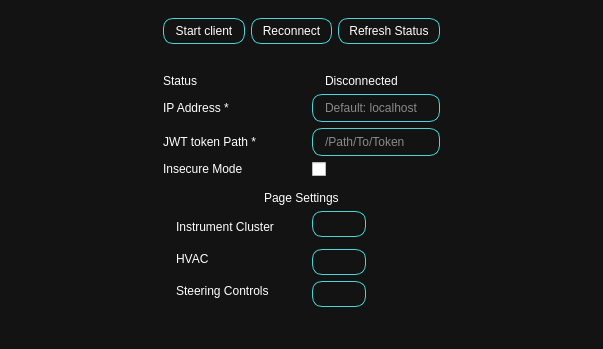
Old version of the form ui/Settings_Window.ui in the repository AutomotiveGradeLinux/src-agl-demo-control-panel.
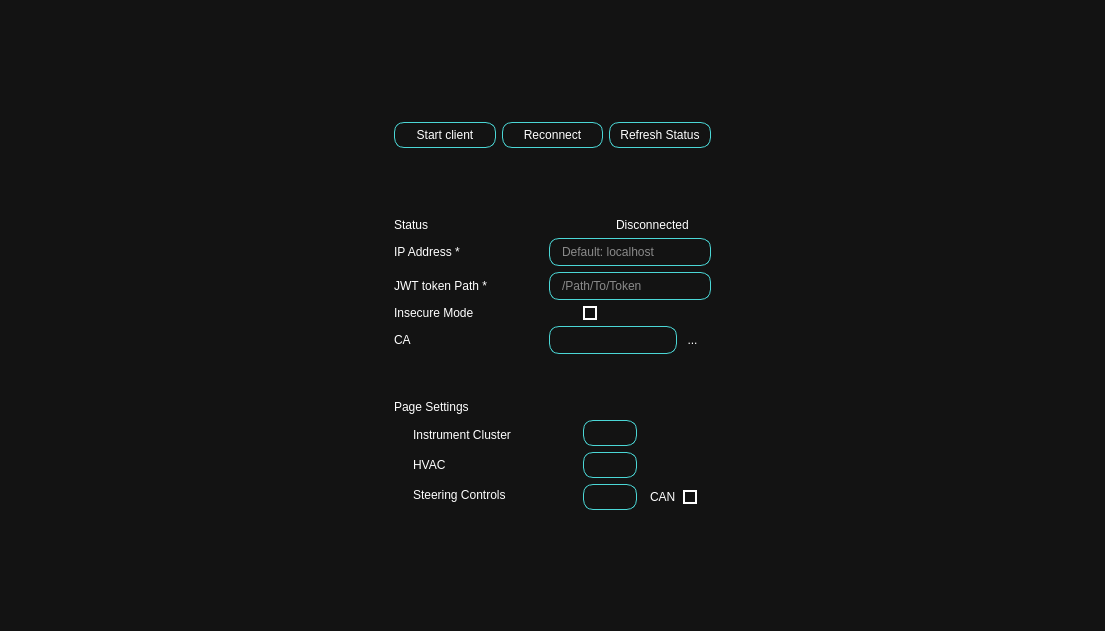
New version of the form. Icons and pictures are not drawn.

Patch:
```diff
--- a/ui/Settings_Window.ui
+++ b/ui/Settings_Window.ui
@@ -6,8 +6,8 @@
    <rect>
     <x>0</x>
     <y>0</y>
-    <width>603</width>
-    <height>346</height>
+    <width>1105</width>
+    <height>631</height>
    </rect>
   </property>
   <property name="windowTitle">
@@ -44,11 +44,150 @@
 	padding: 5px 10px;
 	border: 1px solid #4BD7D6 ; /* light blue */
 	border-radius: 10px;
+}
+
+QCheckBox {
+  background-color: transparent;
+  color: white;
+}
+
+QCheckBox::indicator:unchecked {
+  border: 2px solid white;
+  background-color: transparent;
+}
+
+QCheckBox::indicator:checked {
+  background-color: #00ffff; /* Neon blue */
+  border: 2px solid #00cccc; /* Darker neon blue */
+}
+
+QCheckBox:disabled {
+  color: #aaaaaa; /* Grayed out text color */
+}
+
+QCheckBox:indicator:disabled {
+  background-color: #cccccc; /* Grayed out background */
 }</string>
   </property>
   <widget class="QWidget" name="centralwidget">
    <layout class="QGridLayout" name="gridLayout">
-    <item row="3" column="1" colspan="3">
+    <item row="1" column="3" rowspan="4">
+     <spacer name="horizontalSpacer">
+      <property name="orientation">
+       <enum>Qt::Horizontal</enum>
+      </property>
+      <property name="sizeHint" stdset="0">
+       <size>
+        <width>40</width>
+        <height>20</height>
+       </size>
+      </property>
+     </spacer>
+    </item>
+    <item row="1" column="1" colspan="2">
+     <widget class="QFrame" name="frame_2">
+      <property name="sizePolicy">
+       <sizepolicy hsizetype="Preferred" vsizetype="Fixed">
+        <horstretch>0</horstretch>
+        <verstretch>0</verstretch>
+       </sizepolicy>
+      </property>
+      <property name="frameShape">
+       <enum>QFrame::StyledPanel</enum>
+      </property>
+      <property name="frameShadow">
+       <enum>QFrame::Raised</enum>
+      </property>
+      <layout class="QHBoxLayout" name="horizontalLayout_2">
+       <item>
+        <widget class="QPushButton" name="startClientBtn">
+         <property name="text">
+          <string>Start client</string>
+         </property>
+         <property name="icon">
+          <iconset resource="../assets/res.qrc">
+           <normaloff>:/Carbon_Icons/carbon_icons/play.svg</normaloff>:/Carbon_Icons/carbon_icons/play.svg</iconset>
+         </property>
+         <property name="iconSize">
+          <size>
+           <width>30</width>
+           <height>30</height>
+          </size>
+         </property>
+        </widget>
+       </item>
+       <item>
+        <widget class="QPushButton" name="reconnectBtn">
+         <property name="text">
+          <string>Reconnect</string>
+         </property>
+         <property name="icon">
+          <iconset resource="../assets/res.qrc">
+           <normaloff>:/Carbon_Icons/carbon_icons/renew.svg</normaloff>:/Carbon_Icons/carbon_icons/renew.svg</iconset>
+         </property>
+         <property name="iconSize">
+          <size>
+           <width>30</width>
+           <height>30</height>
+          </size>
+         </property>
+        </widget>
+       </item>
+       <item>
+        <widget class="QPushButton" name="refreshBtn">
+         <property name="enabled">
+          <bool>true</bool>
+         </property>
+         <property name="font">
+          <font>
+           <weight>50</weight>
+           <bold>false</bold>
+          </font>
+         </property>
+         <property name="text">
+          <string>Refresh Status</string>
+         </property>
+         <property name="iconSize">
+          <size>
+           <width>30</width>
+           <height>30</height>
+          </size>
+         </property>
+        </widget>
+       </item>
+      </layout>
+     </widget>
+    </item>
+    <item row="4" column="1" colspan="2">
+     <spacer name="verticalSpacer">
+      <property name="orientation">
+       <enum>Qt::Vertical</enum>
+      </property>
+      <property name="sizeType">
+       <enum>QSizePolicy::Expanding</enum>
+      </property>
+      <property name="sizeHint" stdset="0">
+       <size>
+        <width>20</width>
+        <height>40</height>
+       </size>
+      </property>
+     </spacer>
+    </item>
+    <item row="1" column="0" rowspan="4">
+     <spacer name="horizontalSpacer_2">
+      <property name="orientation">
+       <enum>Qt::Horizontal</enum>
+      </property>
+      <property name="sizeHint" stdset="0">
+       <size>
+        <width>40</width>
+        <height>20</height>
+       </size>
+      </property>
+     </spacer>
+    </item>
+    <item row="3" column="1" colspan="2">
      <widget class="QFrame" name="frame_3">
       <property name="frameShape">
        <enum>QFrame::StyledPanel</enum>
@@ -57,139 +196,17 @@
        <enum>QFrame::Raised</enum>
       </property>
       <layout class="QGridLayout" name="gridLayout_2">
-       <item row="10" column="4" colspan="2" alignment="Qt::AlignLeft">
-        <widget class="QPushButton" name="pushButton_3">
+       <item row="4" column="6" colspan="2">
+        <widget class="QCheckBox" name="place_holder_toggle_1">
          <property name="text">
           <string/>
-         </property>
-         <property name="icon">
-          <iconset resource="../assets/res.qrc">
-           <normaloff>:/icons/feather/eye.svg</normaloff>:/icons/feather/eye.svg</iconset>
-         </property>
-        </widget>
-       </item>
-       <item row="3" column="0" colspan="3">
-        <widget class="QLabel" name="tokenPath">
-         <property name="text">
-          <string>JWT token Path *</string>
-         </property>
-        </widget>
-       </item>
-       <item row="9" column="4" colspan="2" alignment="Qt::AlignLeft">
-        <widget class="QPushButton" name="pushButton_2">
-         <property name="text">
-          <string/>
-         </property>
-         <property name="icon">
-          <iconset resource="../assets/res.qrc">
-           <normaloff>:/icons/feather/eye.svg</normaloff>:/icons/feather/eye.svg</iconset>
-         </property>
-        </widget>
-       </item>
-       <item row="6" column="0" colspan="6" alignment="Qt::AlignHCenter">
-        <widget class="QLabel" name="label_2">
-         <property name="text">
-          <string>Page Settings</string>
-         </property>
-        </widget>
-       </item>
-       <item row="1" column="4">
-        <widget class="QLabel" name="connectionLogo">
-         <property name="text">
-          <string/>
-         </property>
-         <property name="pixmap">
-          <pixmap resource="../assets/res.qrc">:/icons/feather/alert-triangle.svg</pixmap>
-         </property>
-        </widget>
-       </item>
-       <item row="3" column="4" colspan="2">
-        <widget class="QLineEdit" name="tokenPathInput">
-         <property name="placeholderText">
-          <string>/Path/To/Token</string>
-         </property>
-        </widget>
-       </item>
-       <item row="1" column="0" colspan="3">
-        <widget class="QLabel" name="status">
-         <property name="text">
-          <string>Status</string>
-         </property>
-        </widget>
-       </item>
-       <item row="2" column="0" colspan="3">
-        <widget class="QLabel" name="IPAddr">
-         <property name="text">
-          <string>IP Address *</string>
-         </property>
-        </widget>
-       </item>
-       <item row="1" column="3" rowspan="4">
-        <spacer name="horizontalSpacer_3">
-         <property name="orientation">
-          <enum>Qt::Horizontal</enum>
-         </property>
-         <property name="sizeType">
-          <enum>QSizePolicy::Fixed</enum>
-         </property>
-         <property name="sizeHint" stdset="0">
-          <size>
-           <width>20</width>
-           <height>20</height>
-          </size>
-         </property>
-        </spacer>
-       </item>
-       <item row="1" column="5">
-        <widget class="QLabel" name="connectionStatus">
-         <property name="sizePolicy">
-          <sizepolicy hsizetype="Expanding" vsizetype="Preferred">
-           <horstretch>0</horstretch>
-           <verstretch>0</verstretch>
-          </sizepolicy>
-         </property>
-         <property name="text">
-          <string>Disconnected</string>
-         </property>
-        </widget>
-       </item>
-       <item row="5" column="2" colspan="4">
-        <widget class="Line" name="line">
-         <property name="orientation">
-          <enum>Qt::Horizontal</enum>
-         </property>
-        </widget>
-       </item>
-       <item row="2" column="4" colspan="2">
-        <widget class="QLineEdit" name="IPAddrInput">
-         <property name="placeholderText">
-          <string>Default: localhost</string>
-         </property>
-        </widget>
-       </item>
-       <item row="4" column="4" colspan="2">
-        <widget class="QCheckBox" name="SSLToggle">
-         <property name="text">
-          <string/>
-         </property>
-         <property name="icon">
-          <iconset resource="../assets/res.qrc">
-           <normaloff>:/icons/feather/shield.svg</normaloff>
-           <normalon>:/icons/feather/shield-off.svg</normalon>:/icons/feather/shield.svg</iconset>
          </property>
          <property name="checked">
           <bool>false</bool>
          </property>
         </widget>
        </item>
-       <item row="4" column="0" colspan="3">
-        <widget class="QLabel" name="label">
-         <property name="text">
-          <string>Insecure Mode</string>
-         </property>
-        </widget>
-       </item>
-       <item row="0" column="2" colspan="4">
+       <item row="0" column="1" colspan="8">
         <spacer name="verticalSpacer_2">
          <property name="orientation">
           <enum>Qt::Vertical</enum>
@@ -205,10 +222,16 @@
          </property>
         </spacer>
        </item>
-       <item row="7" column="4" colspan="2" alignment="Qt::AlignLeft">
-        <widget class="QPushButton" name="pushButton">
+       <item row="1" column="7" colspan="4">
+        <widget class="QLabel" name="connectionStatus">
+         <property name="sizePolicy">
+          <sizepolicy hsizetype="Expanding" vsizetype="Preferred">
+           <horstretch>0</horstretch>
+           <verstretch>0</verstretch>
+          </sizepolicy>
+         </property>
          <property name="text">
-          <string/>
+          <string>Disconnected</string>
          </property>
          <property name="icon">
           <iconset resource="../assets/res.qrc">
@@ -216,109 +239,7 @@
          </property>
         </widget>
        </item>
-       <item row="7" column="0" rowspan="4">
-        <widget class="QFrame" name="PageIcons">
-         <property name="frameShape">
-          <enum>QFrame::StyledPanel</enum>
-         </property>
-         <property name="frameShadow">
-          <enum>QFrame::Raised</enum>
-         </property>
-         <layout class="QVBoxLayout" name="verticalLayout">
-          <property name="spacing">
-           <number>0</number>
-          </property>
-          <property name="leftMargin">
-           <number>0</number>
-          </property>
-          <property name="topMargin">
-           <number>0</number>
-          </property>
-          <property name="rightMargin">
-           <number>0</number>
-          </property>
-          <property name="bottomMargin">
-           <number>0</number>
-          </property>
-          <item>
-           <widget class="QLabel" name="label_6">
-            <property name="sizePolicy">
-             <sizepolicy hsizetype="Fixed" vsizetype="Ignored">
-              <horstretch>0</horstretch>
-              <verstretch>0</verstretch>
-             </sizepolicy>
-            </property>
-            <property name="maximumSize">
-             <size>
-              <width>25</width>
-              <height>25</height>
-             </size>
-            </property>
-            <property name="text">
-             <string/>
-            </property>
-            <property name="pixmap">
-             <pixmap resource="../assets/res.qrc">:/Images/Images/IC.svg</pixmap>
-            </property>
-            <property name="scaledContents">
-             <bool>true</bool>
-            </property>
-           </widget>
-          </item>
-          <item>
-           <widget class="QLabel" name="label_7">
-            <property name="sizePolicy">
-             <sizepolicy hsizetype="Fixed" vsizetype="Fixed">
-              <horstretch>0</horstretch>
-              <verstretch>0</verstretch>
-             </sizepolicy>
-            </property>
-            <property name="maximumSize">
-             <size>
-              <width>25</width>
-              <height>25</height>
-             </size>
-            </property>
-            <property name="text">
-             <string/>
-            </property>
-            <property name="pixmap">
-             <pixmap resource="../assets/res.qrc">:/icons/feather/wind.svg</pixmap>
-            </property>
-            <property name="scaledContents">
-             <bool>true</bool>
-            </property>
-           </widget>
-          </item>
-          <item>
-           <widget class="QLabel" name="label_8">
-            <property name="sizePolicy">
-             <sizepolicy hsizetype="Fixed" vsizetype="Fixed">
-              <horstretch>0</horstretch>
-              <verstretch>0</verstretch>
-             </sizepolicy>
-            </property>
-            <property name="maximumSize">
-             <size>
-              <width>25</width>
-              <height>25</height>
-             </size>
-            </property>
-            <property name="text">
-             <string/>
-            </property>
-            <property name="pixmap">
-             <pixmap resource="../assets/res.qrc">:/Images/Images/steering-wheel.svg</pixmap>
-            </property>
-            <property name="scaledContents">
-             <bool>true</bool>
-            </property>
-           </widget>
-          </item>
-         </layout>
-        </widget>
-       </item>
-       <item row="7" column="1" rowspan="4">
+       <item row="8" column="2" rowspan="3">
         <widget class="QFrame" name="PageLabels">
          <property name="frameShape">
           <enum>QFrame::StyledPanel</enum>
@@ -366,103 +287,289 @@
          </layout>
         </widget>
        </item>
-      </layout>
-     </widget>
-    </item>
-    <item row="1" column="4" rowspan="5">
-     <spacer name="horizontalSpacer">
-      <property name="orientation">
-       <enum>Qt::Horizontal</enum>
-      </property>
-      <property name="sizeHint" stdset="0">
-       <size>
-        <width>40</width>
-        <height>20</height>
-       </size>
-      </property>
-     </spacer>
-    </item>
-    <item row="1" column="1" colspan="3">
-     <widget class="QFrame" name="frame_2">
-      <property name="sizePolicy">
-       <sizepolicy hsizetype="Preferred" vsizetype="Fixed">
-        <horstretch>0</horstretch>
-        <verstretch>0</verstretch>
-       </sizepolicy>
-      </property>
-      <property name="frameShape">
-       <enum>QFrame::StyledPanel</enum>
-      </property>
-      <property name="frameShadow">
-       <enum>QFrame::Raised</enum>
-      </property>
-      <layout class="QHBoxLayout" name="horizontalLayout_2">
-       <item>
-        <widget class="QPushButton" name="startClientBtn">
+       <item row="2" column="0" colspan="4">
+        <widget class="QLabel" name="IPAddr">
          <property name="text">
-          <string>Start client</string>
+          <string>IP Address *</string>
          </property>
+        </widget>
+       </item>
+       <item row="10" column="9">
+        <widget class="QCheckBox" name="place_holder_toggle_2">
+         <property name="text">
+          <string/>
+         </property>
+        </widget>
+       </item>
+       <item row="8" column="0">
+        <widget class="QLabel" name="label_6">
+         <property name="sizePolicy">
+          <sizepolicy hsizetype="Fixed" vsizetype="Ignored">
+           <horstretch>0</horstretch>
+           <verstretch>0</verstretch>
+          </sizepolicy>
+         </property>
+         <property name="maximumSize">
+          <size>
+           <width>25</width>
+           <height>25</height>
+          </size>
+         </property>
+         <property name="text">
+          <string/>
+         </property>
+         <property name="pixmap">
+          <pixmap resource="../assets/res.qrc">:/Carbon_Icons/carbon_icons/meter.svg</pixmap>
+         </property>
+         <property name="scaledContents">
+          <bool>true</bool>
+         </property>
+        </widget>
+       </item>
+       <item row="10" column="6" colspan="2" alignment="Qt::AlignLeft">
+        <widget class="QPushButton" name="pushButton_3">
+         <property name="text">
+          <string/>
+         </property>
          <property name="icon">
           <iconset resource="../assets/res.qrc">
            <normaloff>:/icons/feather/play.svg</normaloff>:/icons/feather/play.svg</iconset>
          </property>
+         <property name="iconSize">
+          <size>
+           <width>30</width>
+           <height>30</height>
+          </size>
+         </property>
         </widget>
        </item>
-       <item>
-        <widget class="QPushButton" name="reconnectBtn">
+       <item row="3" column="0" colspan="4">
+        <widget class="QLabel" name="tokenPath">
          <property name="text">
-          <string>Reconnect</string>
+          <string>JWT token Path *</string>
          </property>
+        </widget>
+       </item>
+       <item row="10" column="0">
+        <widget class="QLabel" name="label_8">
+         <property name="sizePolicy">
+          <sizepolicy hsizetype="Fixed" vsizetype="Fixed">
+           <horstretch>0</horstretch>
+           <verstretch>0</verstretch>
+          </sizepolicy>
+         </property>
+         <property name="maximumSize">
+          <size>
+           <width>25</width>
+           <height>25</height>
+          </size>
+         </property>
+         <property name="text">
+          <string/>
+         </property>
+         <property name="pixmap">
+          <pixmap resource="../assets/res.qrc">:/Images/Images/steering-wheel.svg</pixmap>
+         </property>
+         <property name="scaledContents">
+          <bool>true</bool>
+         </property>
+        </widget>
+       </item>
+       <item row="5" column="0" colspan="3">
+        <widget class="QLabel" name="label_11">
+         <property name="text">
+          <string>CA</string>
+         </property>
+        </widget>
+       </item>
+       <item row="4" column="0" colspan="4">
+        <widget class="QLabel" name="label">
+         <property name="text">
+          <string>Insecure Mode</string>
+         </property>
+        </widget>
+       </item>
+       <item row="4" column="5">
+        <widget class="QLabel" name="label_9">
+         <property name="text">
+          <string/>
+         </property>
+         <property name="pixmap">
+          <pixmap resource="../assets/res.qrc">:/Carbon_Icons/carbon_icons/security-services.svg</pixmap>
+         </property>
+        </widget>
+       </item>
+       <item row="6" column="1" colspan="7">
+        <spacer name="verticalSpacer_4">
+         <property name="orientation">
+          <enum>Qt::Vertical</enum>
+         </property>
+         <property name="sizeHint" stdset="0">
+          <size>
+           <width>20</width>
+           <height>40</height>
+          </size>
+         </property>
+        </spacer>
+       </item>
+       <item row="5" column="9" colspan="2">
+        <widget class="QToolButton" name="toolButton">
+         <property name="text">
+          <string>...</string>
+         </property>
+        </widget>
+       </item>
+       <item row="7" column="0" colspan="11">
+        <widget class="QLabel" name="label_2">
+         <property name="text">
+          <string>Page Settings</string>
+         </property>
+        </widget>
+       </item>
+       <item row="8" column="1" rowspan="3">
+        <widget class="QFrame" name="PageIcons">
+         <property name="frameShape">
+          <enum>QFrame::StyledPanel</enum>
+         </property>
+         <property name="frameShadow">
+          <enum>QFrame::Raised</enum>
+         </property>
+         <layout class="QVBoxLayout" name="verticalLayout">
+          <property name="spacing">
+           <number>0</number>
+          </property>
+          <property name="leftMargin">
+           <number>0</number>
+          </property>
+          <property name="topMargin">
+           <number>0</number>
+          </property>
+          <property name="rightMargin">
+           <number>0</number>
+          </property>
+          <property name="bottomMargin">
+           <number>0</number>
+          </property>
+         </layout>
+        </widget>
+       </item>
+       <item row="1" column="4" rowspan="4">
+        <spacer name="horizontalSpacer_3">
+         <property name="orientation">
+          <enum>Qt::Horizontal</enum>
+         </property>
+         <property name="sizeType">
+          <enum>QSizePolicy::Fixed</enum>
+         </property>
+         <property name="sizeHint" stdset="0">
+          <size>
+           <width>20</width>
+           <height>20</height>
+          </size>
+         </property>
+        </spacer>
+       </item>
+       <item row="9" column="0">
+        <widget class="QLabel" name="label_7">
+         <property name="sizePolicy">
+          <sizepolicy hsizetype="Fixed" vsizetype="Fixed">
+           <horstretch>0</horstretch>
+           <verstretch>0</verstretch>
+          </sizepolicy>
+         </property>
+         <property name="maximumSize">
+          <size>
+           <width>25</width>
+           <height>25</height>
+          </size>
+         </property>
+         <property name="text">
+          <string/>
+         </property>
+         <property name="pixmap">
+          <pixmap resource="../assets/res.qrc">:/Carbon_Icons/carbon_icons/windy--strong.svg</pixmap>
+         </property>
+         <property name="scaledContents">
+          <bool>true</bool>
+         </property>
+        </widget>
+       </item>
+       <item row="10" column="8">
+        <widget class="QLabel" name="label_10">
+         <property name="text">
+          <string>CAN</string>
+         </property>
+        </widget>
+       </item>
+       <item row="2" column="5" colspan="6">
+        <widget class="QLineEdit" name="IPAddrInput">
+         <property name="placeholderText">
+          <string>Default: localhost</string>
+         </property>
+        </widget>
+       </item>
+       <item row="9" column="6" colspan="2" alignment="Qt::AlignLeft">
+        <widget class="QPushButton" name="pushButton_2">
+         <property name="text">
+          <string/>
+         </property>
          <property name="icon">
           <iconset resource="../assets/res.qrc">
            <normaloff>:/icons/feather/refresh-cw.svg</normaloff>:/icons/feather/refresh-cw.svg</iconset>
          </property>
+         <property name="iconSize">
+          <size>
+           <width>30</width>
+           <height>30</height>
+          </size>
+         </property>
         </widget>
        </item>
-       <item>
-        <widget class="QPushButton" name="refreshBtn">
+       <item row="1" column="5" colspan="2">
+        <widget class="QLabel" name="connectionLogo">
          <property name="text">
-          <string>Refresh Status</string>
+          <string/>
          </property>
         </widget>
        </item>
+       <item row="3" column="5" colspan="6">
+        <widget class="QLineEdit" name="tokenPathInput">
+         <property name="placeholderText">
+          <string>/Path/To/Token</string>
+         </property>
+        </widget>
+       </item>
+       <item row="1" column="0" colspan="4">
+        <widget class="QLabel" name="status">
+         <property name="text">
+          <string>Status</string>
+         </property>
+        </widget>
+       </item>
+       <item row="5" column="5" colspan="4">
+        <widget class="QLineEdit" name="lineEdit"/>
+       </item>
+       <item row="8" column="6" colspan="2" alignment="Qt::AlignLeft">
+        <widget class="QPushButton" name="pushButton">
+         <property name="text">
+          <string/>
+         </property>
+         <property name="icon">
+          <iconset resource="../assets/res.qrc">
+           <normaloff>:/Carbon_Icons/carbon_icons/view.svg</normaloff>:/Carbon_Icons/carbon_icons/view.svg</iconset>
+         </property>
+         <property name="iconSize">
+          <size>
+           <width>30</width>
+           <height>30</height>
+          </size>
+         </property>
+        </widget>
+       </item>
       </layout>
      </widget>
     </item>
-    <item row="5" column="1" colspan="3">
-     <spacer name="verticalSpacer">
-      <property name="orientation">
-       <enum>Qt::Vertical</enum>
-      </property>
-      <property name="sizeType">
-       <enum>QSizePolicy::Expanding</enum>
-      </property>
-      <property name="sizeHint" stdset="0">
-       <size>
-        <width>20</width>
-        <height>40</height>
-       </size>
-      </property>
-     </spacer>
-    </item>
-    <item row="4" column="2" colspan="2">
-     <widget class="QFrame" name="frame">
-      <property name="sizePolicy">
-       <sizepolicy hsizetype="Preferred" vsizetype="Maximum">
-        <horstretch>0</horstretch>
-        <verstretch>0</verstretch>
-       </sizepolicy>
-      </property>
-      <property name="frameShape">
-       <enum>QFrame::StyledPanel</enum>
-      </property>
-      <property name="frameShadow">
-       <enum>QFrame::Raised</enum>
-      </property>
-      <layout class="QHBoxLayout" name="horizontalLayout"/>
-     </widget>
-    </item>
-    <item row="0" column="0" colspan="5">
+    <item row="0" column="0" colspan="4">
      <spacer name="verticalSpacer_3">
       <property name="orientation">
        <enum>Qt::Vertical</enum>
@@ -475,19 +582,6 @@
       </property>
      </spacer>
     </item>
-    <item row="1" column="0" rowspan="5">
-     <spacer name="horizontalSpacer_2">
-      <property name="orientation">
-       <enum>Qt::Horizontal</enum>
-      </property>
-      <property name="sizeHint" stdset="0">
-       <size>
-        <width>40</width>
-        <height>20</height>
-       </size>
-      </property>
-     </spacer>
-    </item>
    </layout>
   </widget>
  </widget>
```
Left out of the diff: 9 changed lines with no effect on the pictures.
